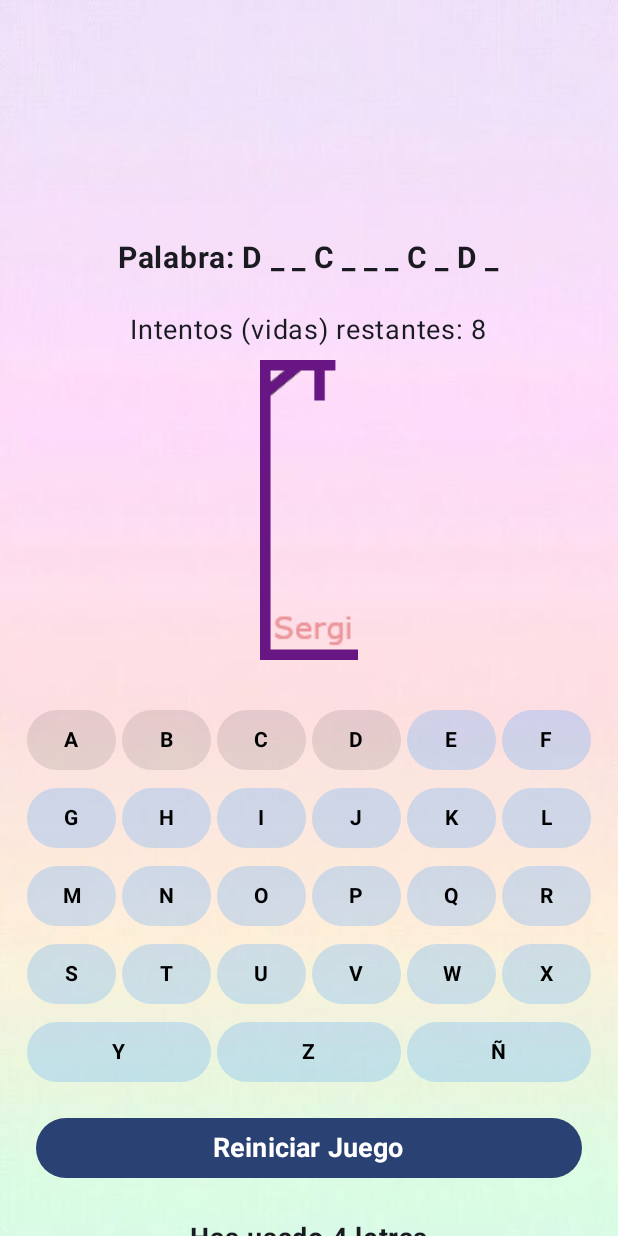
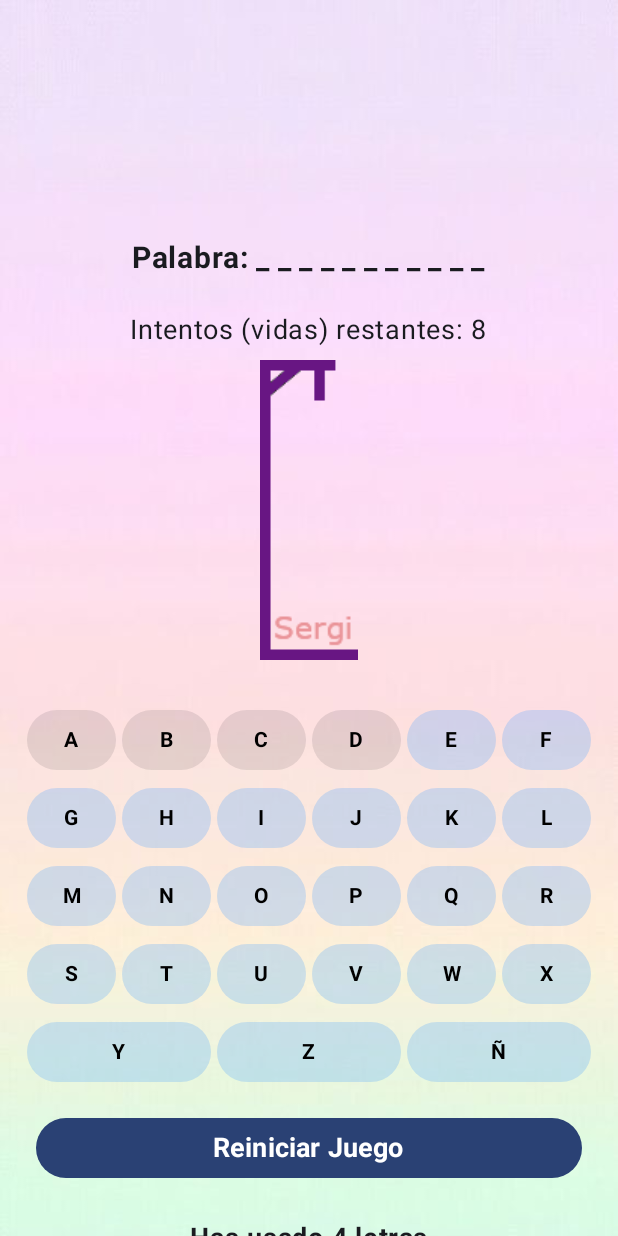
Before and after one commit to sergiherradorITB/Hangman-SergiHerrador, an Android app built with Jetpack Compose: the composable GameScreen called with empty values, after a tap on an icon or button, on a phone screen of 412 x 824 dp. Run offline under Robolectric (Android 15) with nearby library versions, the phone set to English and light mode, and no system bars; 3 other taps on this screen came first.

Commit message:
Clase terminada 2

```diff
--- a/app/src/main/java/com/example/hangman_sergiherrador/GameScreen.kt
+++ b/app/src/main/java/com/example/hangman_sergiherrador/GameScreen.kt
@@ -100,12 +100,11 @@ fun GameScreen(navController: NavController, difficulty: String) {
                                     }
                                     // Actualizar la palabra actualmente adivinada
                                     guessedWord = updateGuessedWord(word, guessedWord, letter)
-                                    // Agregar la letra a las letras clicadas
-                                    clickedLetters = clickedLetters + letter
+                                    // Agregar la letra a la lista vacia de letras clicadas
+                                    clickedLetters += letter
 
                                     // Verificar si el juego ha terminado
                                     if (guessedWord == word) {
-                                        println("Word guessed!")
                                         gameEnded = true
                                         val attempsToAccert = maxAttempts - attemptsLeft
                                         navigateToResultScreen(
@@ -133,7 +132,10 @@ fun GameScreen(navController: NavController, difficulty: String) {
                             modifier = Modifier
                                 .padding(2.dp)
                                 .weight(1f),
-                            enabled = letter !in clickedLetters // si la letra está en clicked letters se deshabilita
+                            enabled = when (letter) {
+                                in clickedLetters -> false
+                                else -> true
+                            } // si la letra está en clicked letters se deshabilita
                         ) {
                             Text(
                                 text = letter.toString(),
@@ -215,14 +217,16 @@ private fun getWordAndMaxAttempts(difficulty: Comparable<*>): Pair<String, Int>
 
 // Función para actualizar la palabra actualmente adivinada
 private fun updateGuessedWord(word: String, guessedWord: String, letter: Char): String {
-    val updatedWord = StringBuilder(guessedWord)
-    // StringBuilder is a class in the Java API that provides a mutable sequence of characters -- https://www.google.com/url?sa=t&rct=j&q=&esrc=s&source=web&cd=&cad=rja&uact=8&ved=2ahUKEwiWiLDwjdCDAxXgRaQEHXsnA38QFnoECBUQAw&url=https%3A%2F%2Fwww.simplilearn.com%2Ftutorials%2Fjava-tutorial%2Fstringbuilder-in-java&usg=AOvVaw12_mECxRMijYMoQqwlxOZ2&opi=89978449
+    val wordArray = word.toCharArray()
+    val updatedWordArray = guessedWord.toCharArray()
+
     for (i in word.indices) {
-        if (word[i].equals(letter, ignoreCase = true)) {
-            updatedWord[i] = letter
+        if (wordArray[i] == letter) {
+            updatedWordArray[i] = letter
         }
     }
-    return updatedWord.toString()
+    return String(updatedWordArray)
+    // String(updatedWordArray) convierte la array a string sin que sea la posicion de memoria, une los char!
 }
 
 private fun navigateToResultScreen(
@@ -245,7 +249,7 @@ private fun navigateToResultScreen(
 @Composable
 fun HangmanImage(difficulty: String, maxAttempts: Int, attemptsLeft: Int) {
 
-    // Definir el array de imágenes faciles
+    // Definir el array de imágenes fáciles
     val hangmanImagesEasy = arrayOf(
         R.drawable.hangman1,
         R.drawable.hangman2,
--- a/app/src/main/java/com/example/hangman_sergiherrador/ResultScreen.kt
+++ b/app/src/main/java/com/example/hangman_sergiherrador/ResultScreen.kt
@@ -57,13 +57,13 @@ fun ResultScreen(
         horizontalAlignment = Alignment.CenterHorizontally
     ) {
         val icon = when (result) {
-            ResultType.WIN -> Icons.Default.Star
-            ResultType.LOSE -> Icons.Default.Clear
+            ResultType.WIN -> Icons.Default.Star // Si ganamos el icono será una estrellita
+            ResultType.LOSE -> Icons.Default.Clear // Si perdemos el icono será una 'X'
         }
 
         Icon(
             imageVector = icon,
-            contentDescription = null,
+            contentDescription = "Icono que se muestra al perder/ganar",
             tint = MaterialTheme.colorScheme.primary,
             modifier = Modifier
                 .size(120.dp)
```
